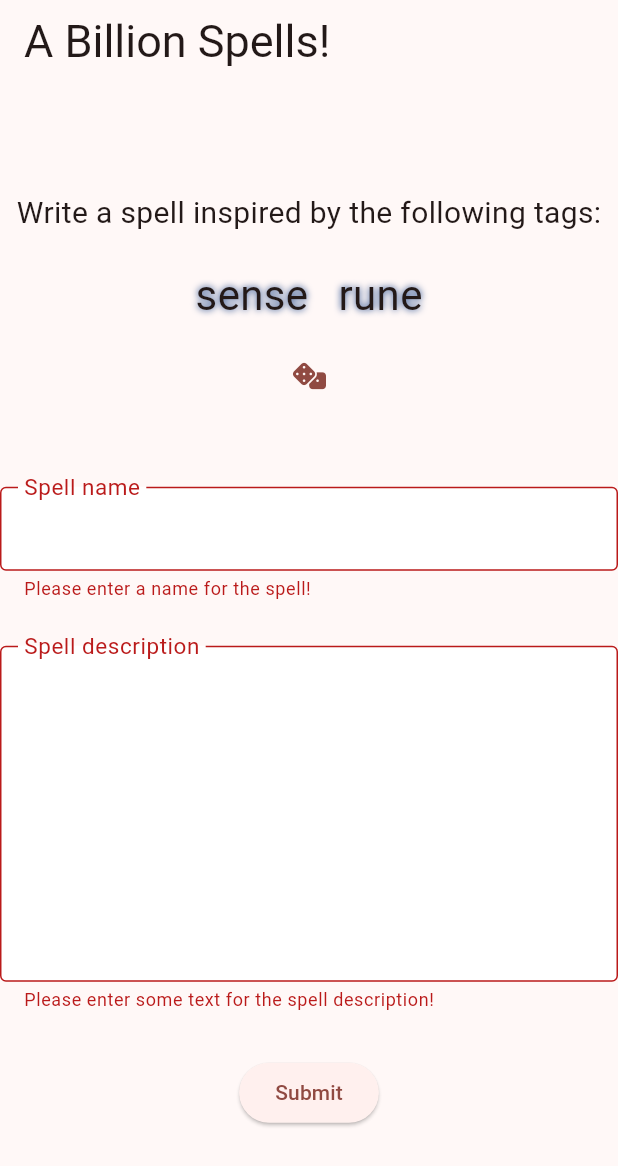
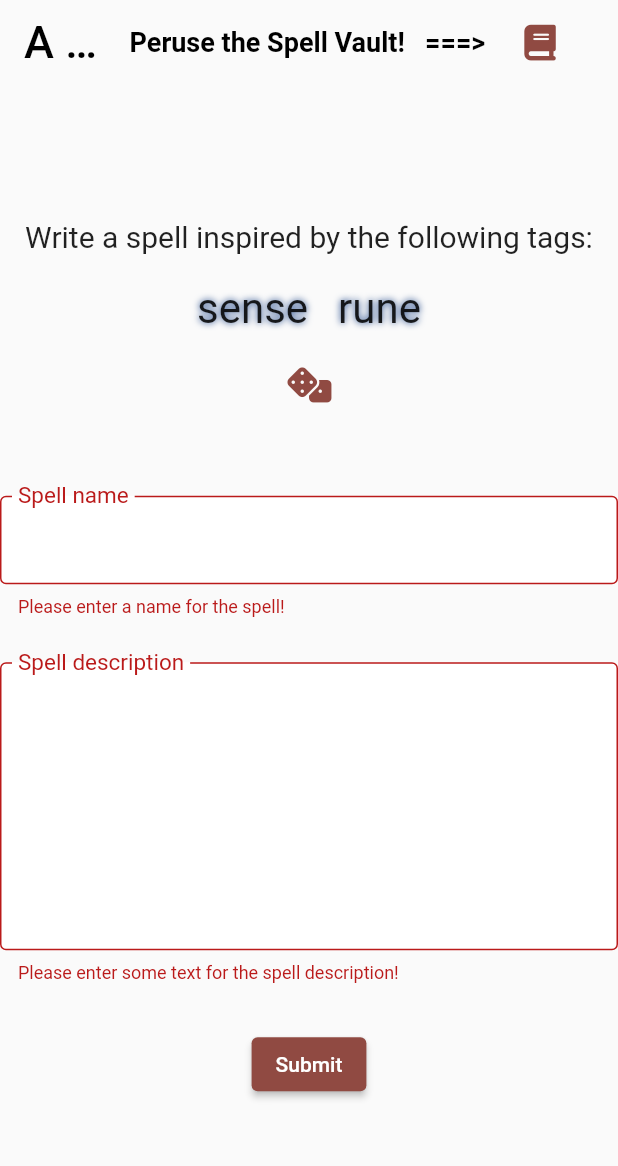
Before and after one commit to trevclaridge/A-Billion-Spells, a Flutter app: the screen it shows after launch, after a tap on "Submit", on a phone screen of 412 x 824 dp. Shown: the top 1166 px of the screen. Run offline on Flutter 3.47's test engine with Material 3 defaults, Android fonts, the phone set to English and light mode, and no system bars; our stand-ins replace cloud_firestore, firebase_core, font_awesome_flutter, google_fonts; accounts and stored records are empty; Roboto replaces fonts that are missing (Abel).

Commit message:
create spell search and spell pages

```diff
--- a/lib/a_billion_spells_algo.dart
+++ b/lib/a_billion_spells_algo.dart
@@ -58,3 +58,7 @@ String getKnaveSpell() {
 
   return result;
 }
+
+List<String> fullTagList() {
+  return techniques + domains + subjects;
+}
--- a/lib/database_service.dart
+++ b/lib/database_service.dart
@@ -1,3 +1,4 @@
+import 'package:a_billion_spells/spell.dart';
 import 'package:cloud_firestore/cloud_firestore.dart';
 import 'package:flutter/foundation.dart';
 
@@ -6,30 +7,27 @@ const String spellsCollectionReference = "spells";
 class DatabaseService {
   final _firestoreInstance = FirebaseFirestore.instance;
 
-  void addSpell(Map<String, dynamic> spell) {
-    _firestoreInstance.collection(spellsCollectionReference).add(spell);
-  }
-
-  void searchSpellsByTag(tags) {
+  Stream<QuerySnapshot> getSpells([tags = const []]) {
     Query<Map<String, dynamic>> query =
         _firestoreInstance.collection(spellsCollectionReference);
     for (var tag in tags) {
       var tagString = "tags.$tag";
       query = query.where(tagString, isEqualTo: true);
     }
-    // .where("tags", arrayContains: tags)
-    query.get().then(
-      (querySnapshot) {
-        if (kDebugMode) {
-          print("Successfully completed");
-        }
-        for (var docSnapshot in querySnapshot.docs) {
-          if (kDebugMode) {
-            print('${docSnapshot.id} => ${docSnapshot.data()}');
-          }
-        }
-      },
-      onError: (e) => print("Error completing: $e"),
-    );
+    return query.snapshots();
+  }
+
+  void addSpell(Map<String, dynamic> spell) {
+    _firestoreInstance.collection(spellsCollectionReference).add(spell);
+  }
+
+  Spell? getSpellById(String id) {
+    _firestoreInstance.doc(id).get().then((DocumentSnapshot doc) {
+      final data = doc.data() as Map<String, dynamic>;
+      return Spell.fromJson(data);
+    }, onError: (e) {
+      debugPrint("Error getting document: $e");
+    });
+    return null;
   }
 }
--- a/lib/main.dart
+++ b/lib/main.dart
@@ -1,4 +1,7 @@
 import 'package:a_billion_spells/database_service.dart';
+import 'package:a_billion_spells/spell.dart';
+import 'package:a_billion_spells/spell_page.dart';
+import 'package:a_billion_spells/spell_search_page.dart';
 import 'package:cloud_firestore/cloud_firestore.dart';
 import 'package:flutter/material.dart';
 import 'dart:math' as math;
@@ -13,7 +16,6 @@ void main() async {
     options: DefaultFirebaseOptions.currentPlatform,
   );
   runApp(const MyApp());
-  DatabaseService().searchSpellsByTag(["infect", "thunder"]);
 }
 
 class MyApp extends StatelessWidget {
@@ -22,10 +24,11 @@ class MyApp extends StatelessWidget {
   @override
   Widget build(BuildContext context) {
     return MaterialApp(
-      title: 'Flutter Demo',
+      title: 'A Billion Spells!',
+      debugShowCheckedModeBanner: false,
       theme: ThemeData(
         colorScheme: ColorScheme.fromSeed(seedColor: Colors.red),
-        useMaterial3: true,
+        useMaterial3: false,
       ),
       home: const MyHomePage(title: 'A Billion Spells!'),
     );
@@ -50,7 +53,36 @@ class _MyHomePageState extends State<MyHomePage> {
   Widget build(BuildContext context) {
     return Scaffold(
       appBar: AppBar(
-        backgroundColor: Colors.transparent,
+        backgroundColor: Theme.of(context).canvasColor,
+        foregroundColor: Colors.black,
+        elevation: 0,
+        actions: [
+          Row(
+            children: [
+              Text(
+                'Peruse the Spell Vault!   ===> ',
+                style: TextStyle(
+                  fontFamily: GoogleFonts.abel().fontFamily,
+                  fontWeight: FontWeight.bold,
+                  fontSize: 18.0,
+                ),
+              ),
+              TextButton(
+                onPressed: () {
+                  Navigator.of(context).push(
+                    MaterialPageRoute(
+                      builder: (context) => const SpellSearchPage(),
+                    ),
+                  );
+                },
+                child: const FaIcon(FontAwesomeIcons.book),
+              ),
+              const SizedBox(
+                width: 20.0,
+              ),
+            ],
+          )
+        ],
         title: Text(
           widget.title,
           style: TextStyle(
@@ -156,13 +188,23 @@ class _MyHomePageState extends State<MyHomePage> {
                 ElevatedButton(
                   onPressed: () {
                     if (formKey.currentState!.validate()) {
-                      ScaffoldMessenger.of(context).showSnackBar(
-                        SnackBar(
-                          content: Text(
-                              'Submitting your spell, ${nameController.text}!'),
-                        ),
-                      );
                       DatabaseService().addSpell(generateSpellJSON());
+                      ScaffoldMessenger.of(context).showSnackBar(SnackBar(
+                        content: Text(
+                            'Submitting your spell ${nameController.text}!'),
+                      ));
+                      // print(spellId);
+                      // if (spellId != null) {
+                      //   Spell? spell = DatabaseService().getSpellById(spellId);
+                      //   if (spell != null) {
+                      //     MaterialPageRoute(
+                      //       builder: (context) => SpellPage(
+                      //         spell: spell,
+                      //         spellId: spellId,
+                      //       ),
+                      //     );
+                      //   }
+                      // }
                     }
                   },
                   child: const Text('Submit'),
@@ -183,7 +225,7 @@ class _MyHomePageState extends State<MyHomePage> {
     var jsonMap = {
       'name': nameController.text,
       'description': descriptionController.text,
-      'createdOn': Timestamp.now(),
+      'createdDate': Timestamp.now(),
       'tags': tagMap
     };
     return jsonMap;
```
Also changed, not shown: lib/spell.dart (+11 -1 lines), lib/spell_page.dart (added, +80 -0 lines), lib/spell_search_page.dart (added, +197 -0 lines).
